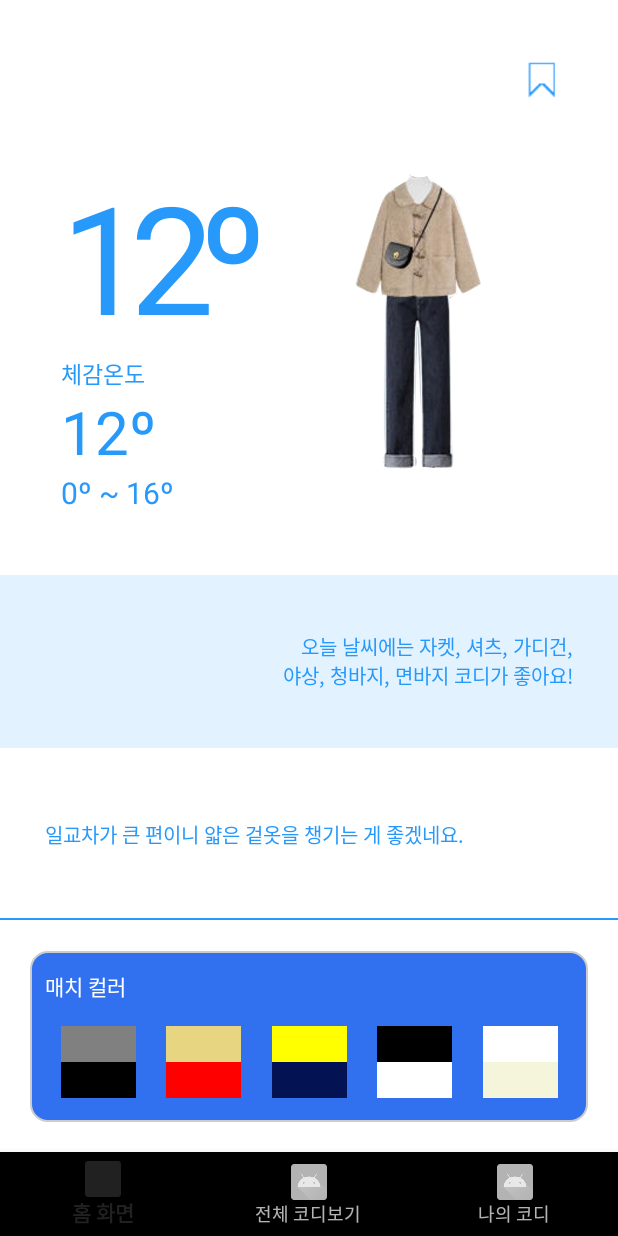
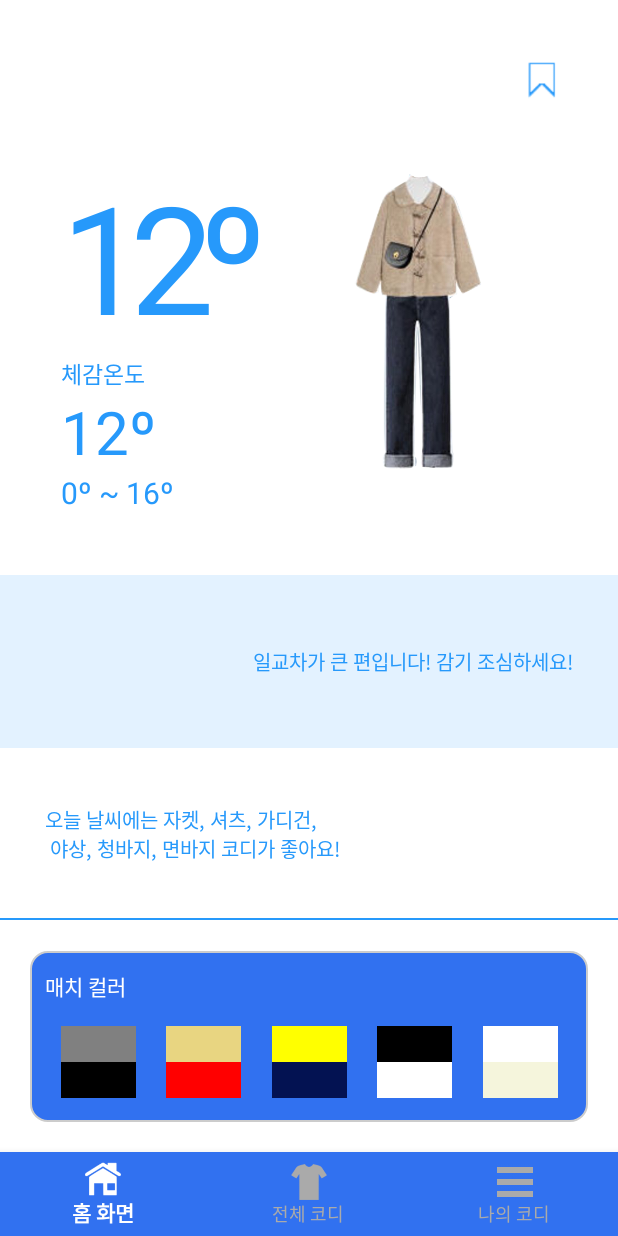
Before and after one commit to suhwan2004/Cody_C, an Android app: the screen it shows after launch (MainActivity), on a phone screen of 412 x 824 dp. Run offline under Robolectric (Android 15) with nearby library versions, the phone set to English and light mode, and no system bars; our stand-ins replace Volley; network calls fail; 2 statements that could not run were skipped.

Commit message:
do : 1.메인 화면의 하단 네비게이션의 디자인을 구상에 맞게 수정 2. 메인 페이지 일교차 멘트와 옷 추천멘트의 위치 변경 3. api request 부분의 한시간 이후 request 시 다시 request 받은 시간으로 갱신되지 않던 부분 수정 todo : 1. 메인 화면에 맞는 폰트 넣기 2.코디 라이브러리 페이지 - 옷 스타일 페이지간의 연결 필요

```diff
--- a/app/src/main/java/com/example/cody_c/pagefragment/fragment_cody_mylib.java
+++ b/app/src/main/java/com/example/cody_c/pagefragment/fragment_cody_mylib.java
@@ -76,9 +76,12 @@ public class fragment_cody_mylib extends Fragment {
         // Inflate the layout for this fragment
         rootView = inflater.inflate(R.layout.fragment_cody_mylib, container, false);
         myCodyLib = rootView.findViewById(R.id.mycodylib);
+
+        //SharedPreference 내에 HashSet<String> 타입으로 존재하는 북마크 받아옥
         bookMarkSet = PreferenceManager.getStringSet(getContext(),"bookMark");
+        //북마크를 활용하기 위해 String[]로 변환
+        String[] bookMarkArr = bookMarkSet.toArray(new String[0]);
 
-        String[] bookMarkArr = bookMarkSet.toArray(new String[0]); //북마크 hashSet을 String[]로 변환
         int [] myLibCody = {R.id.book_cody1,R.id.book_cody2, R.id.book_cody3, R.id.book_cody4, R.id.book_cody5, R.id.book_cody6, R.id.book_cody7, R.id.book_cody8, R.id.book_cody9};
         int [] myLibBookMark = {R.id.bookmark_cody1,R.id.bookmark_cody2,R.id.bookmark_cody3,R.id.bookmark_cody4,R.id.bookmark_cody5,R.id.bookmark_cody6,R.id.bookmark_cody7,R.id.bookmark_cody8,R.id.bookmark_cody9};
         int curIdx = 0;
--- a/app/src/main/java/com/example/cody_c/pagefragment/fragment_main.java
+++ b/app/src/main/java/com/example/cody_c/pagefragment/fragment_main.java
@@ -163,6 +163,7 @@ public class fragment_main extends Fragment {
         rootView =  inflater.inflate(R.layout.fragment_main, container, false);
         curTime = System.currentTimeMillis();
 
+        //앱 처음 구동 시 bundle 초기화
         if(PreferenceManager.getBoolean(rootView.getContext(), "weatherInfoExist") == false) {
             bundle = new Bundle();
         }
@@ -171,6 +172,9 @@ public class fragment_main extends Fragment {
         displayWeather(rootView.getContext());
         recommendColorMatching();
 
+        //앱 처음 구동시
+        //1. SharedPreference 내 key : "weatherInfoExist"의 값을 true로 둠으로써, 앱을 이미 구동한 상황임을 저장
+        //2. SharedPreference 내 key : "lastRequestTime"의 값을 첫 request를 받은 시간으로 설정
         if(PreferenceManager.getBoolean(rootView.getContext(), "weatherInfoExist") == false) {
             PreferenceManager.setBoolean(rootView.getContext(), "weatherInfoExist", true);
             PreferenceManager.setLong(rootView.getContext(), "lastRequestTime", curTime);
@@ -248,9 +252,10 @@ public class fragment_main extends Fragment {
         Long lastRequestTime = PreferenceManager.getLong(rootView.getContext(), "lastRequestTime");
 
         /*
-        1. 한 번도 날씨 정보를 request하지 않았거나 or 마지막 request 시간이 존재하지 않거나
-        2. 마지막 request로부터 1시간이 지났거나
-            => request 실행
+        1. 한 번도 날씨 정보를 request하지 않았거나 or 마지막 request 시간이 존재하지 않는 경우
+        2. 마지막 request로부터 1시간이 지난 경우
+
+        해당 조건에 걸릴 시, request새로 받고 해당 정보로 랜더링 그리고 마지막 request 시간 갱신.
          */
 
         if(PreferenceManager.getBoolean(rootView.getContext(), "weatherInfoExist") == false ||
@@ -258,6 +263,7 @@ public class fragment_main extends Fragment {
         curTime - lastRequestTime >= 3600000){
             find_weather(lat,lon, true);
             find_future_weather(lat,lon, true);
+            PreferenceManager.setLong(rootView.getContext(), "lastRequestTime", curTime);
         }else{
             find_weather(lat,lon,false);
             find_future_weather(lat,lon,false);
@@ -316,8 +322,6 @@ public class fragment_main extends Fragment {
         }
     }
 
-
-
     public void find_weather(float latitude, float longitude, boolean isRequiredRequest){
         String url="http://api.openweathermap.org/data/2.5/weather?appid=bb5a2651f01077f8fcfec1ba21425991&units=metric&id=1835848&lang=kr"; //실질적으로 날씨 정보를 받아오는 부분.
         url += "&lat="+String.valueOf(latitude)+"&lon="+String.valueOf(longitude);
@@ -338,7 +342,9 @@ public class fragment_main extends Fragment {
                         temp_extra = temperature;
                         cur_temperature = Integer.parseInt(temperature);
 
+                        //기온을 bundle에 저장.
                         bundle.putString("temperature", temperature);
+
                         current_temp.setText(temperature + getString(R.string.temperature_unit));
 
                         //체감온도
@@ -586,23 +592,17 @@ public class fragment_main extends Fragment {
         return;
     }
 
-    public void setCurrentTempMent(){
-        //현재와 어제의 온도를 비교하여 상황을 말해주는 멘트 => 미구현
-        //문제점
-        /*
-        1. 과거의 날씨를 조회할 수 있는 openWeatherMap API는 유료임
-        2. 사람들이 어제에 대한 비교를 궁금해 할까? 일교차 부분과 고유성이 약간 겹치기도 함.
-         */
-    }
-
     public void setCurrentTempDiffMent(){
         //현재 일교차에 따른 추천 멘트
         String ment;
-        if(temp_diff>=20) ment = "일교차가 매우 커요.\n두꺼운 겉옷과 목도리를 챙겨주세요.";
+
+        if(temp_diff>=20) ment = "일교차가 매우 커요.\n외출을 삼가시는게 좋겠어요.";
         else if(temp_diff >= 10) ment = "일교차가 큰 편입니다.\n얇은 겉옷을 챙기는게 좋겠네요,";
         else if(temp_diff >= 5) ment = "일교차가 조금 있는 편이에요.\n온도에 민감하시면 얇은 겉옷을 챙기시는게 좋겠네요.";
         else ment = "일교차가 완만해요.\n편안한 외출 되시길 바랍니다.";
+
         current_temp_diff_ment.setText(ment);
+
 
     }
 
--- /dev/null
+++ b/app/src/main/res/drawable/menu_selector_color.xml
@@ -0,0 +1,5 @@
+<?xml version="1.0" encoding="utf-8"?>
+<selector xmlns:android="http://schemas.android.com/apk/res/android">
+    <item android:color="@color/colorWhite" android:state_checked="true" />
+    <item android:color="@color/colorLightGray" android:state_checked="false" />
+</selector>
--- a/app/src/main/res/layout/activity_main.xml
+++ b/app/src/main/res/layout/activity_main.xml
@@ -21,6 +21,9 @@
         android:gravity="bottom"
         app:labelVisibilityMode="labeled"
         app:layout_constraintBottom_toBottomOf="parent"
+        app:itemBackground="@color/Blue_Crayola"
+        app:itemIconTint="@drawable/menu_selector_color"
+        app:itemTextColor="@drawable/menu_selector_color"
         app:menu="@menu/bottom_navigation_item" />
 
 </androidx.constraintlayout.widget.ConstraintLayout>
--- a/app/src/main/res/layout/fragment_main.xml
+++ b/app/src/main/res/layout/fragment_main.xml
@@ -156,9 +156,9 @@
                         android:gravity="center|right"
                         android:textSize="13dp"
                         android:textColor="@color/Dodger_Blue"
-                        android:text = "오늘 날씨에는 자켓, 셔츠, 가디건,\n 야상, 청바지, 면바지 코디가 좋아요!"
+                        android:text = "일교차가 큰 편입니다! 감기 조심하세요!"
                         android:layout_marginRight="30dp"
-                        android:id="@+id/main_weather_ment"
+                        android:id="@+id/main_temp_diff_ment"
                         ></TextView>
                 </LinearLayout>
                 <LinearLayout
@@ -172,9 +172,9 @@
                         android:gravity="center|left"
                         android:textSize="13dp"
                         android:textColor="@color/Dodger_Blue"
-                        android:text = "일교차가 큰 편이니 얇은 겉옷을 챙기는 게 좋겠네요."
+                        android:text = "오늘 날씨에는 자켓, 셔츠, 가디건,\n 야상, 청바지, 면바지 코디가 좋아요!"
                         android:layout_marginLeft="30dp"
-                        android:id="@+id/main_temp_diff_ment"
+                        android:id= "@+id/main_weather_ment"
                         ></TextView>
                 </LinearLayout>
             </LinearLayout>
--- a/app/src/main/res/menu/bottom_navigation_item.xml
+++ b/app/src/main/res/menu/bottom_navigation_item.xml
@@ -1,16 +1,15 @@
 <?xml version="1.0" encoding="utf-8"?>
 <menu xmlns:android="http://schemas.android.com/apk/res/android">
-
     <item android:id="@+id/item_home"
         android:title="홈 화면"
-        android:icon="@mipmap/ic_launcher_round"/>
+        android:icon = "@drawable/icon_home_white"/>
 
     <item android:id="@+id/item_clothstyle"
-        android:title="전체 코디보기"
-        android:icon="@mipmap/ic_launcher_round"/>
+        android:title="전체 코디"
+        android:icon = "@drawable/icon_codylibrary"/>
 
     <item android:id="@+id/item_mycodylib"
         android:title="나의 코디"
-        android:icon="@mipmap/ic_launcher_round"/>
+        android:icon = "@drawable/icon_menu"/>
 
 </menu>
```
Also changed, not shown: app/src/main/res/drawable/icon_codylibrary.png (added), app/src/main/res/drawable/icon_home_white.png (added).
